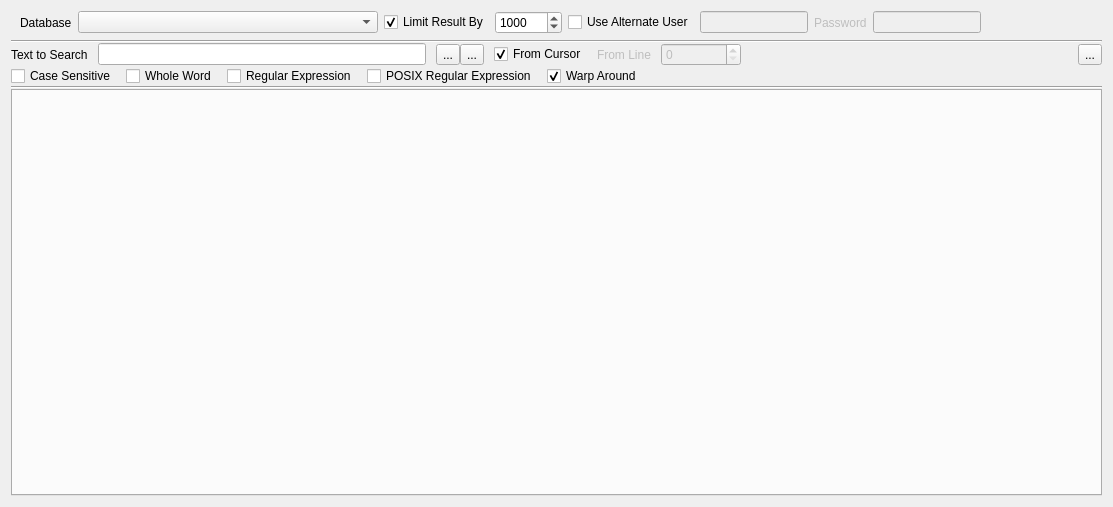
marcotcal/PG-DBA-Tools, file GUI/pgdbatool/sqltool.ui: the form before one commit.
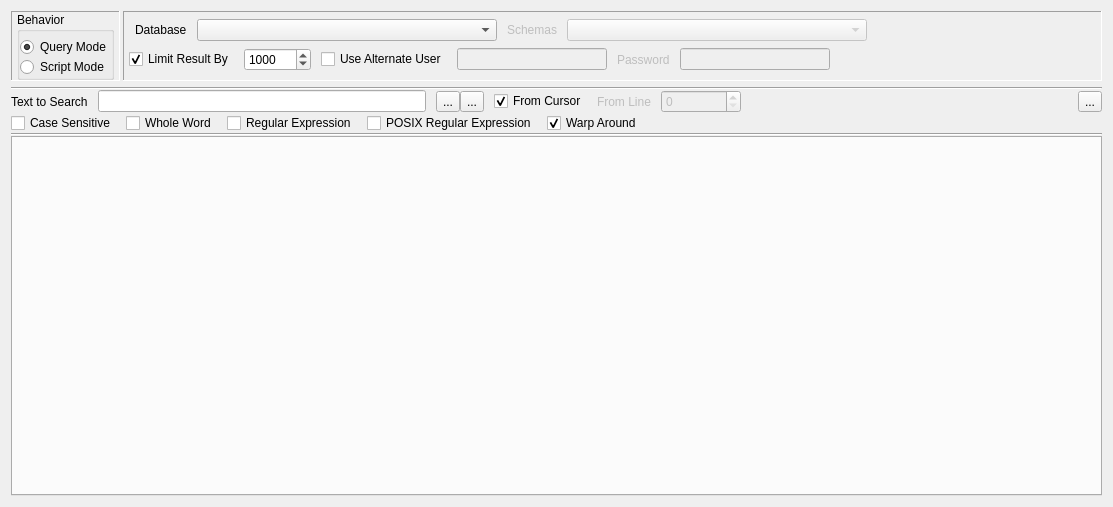
The form after the commit. Icons and pictures are not drawn.

Commit message: Modifying SQL Tool

```diff
--- a/GUI/pgdbatool/sqltool.ui
+++ b/GUI/pgdbatool/sqltool.ui
@@ -22,18 +22,142 @@
   <layout class="QVBoxLayout" name="verticalLayout_2">
    <item>
     <widget class="QFrame" name="frame">
+     <property name="sizePolicy">
+      <sizepolicy hsizetype="Preferred" vsizetype="Minimum">
+       <horstretch>0</horstretch>
+       <verstretch>0</verstretch>
+      </sizepolicy>
+     </property>
      <property name="frameShape">
       <enum>QFrame::NoFrame</enum>
      </property>
      <property name="frameShadow">
       <enum>QFrame::Raised</enum>
      </property>
-     <layout class="QHBoxLayout" name="horizontalLayout" stretch="0,0,0,0,0,0,0,0,1,0,0">
+     <layout class="QHBoxLayout" name="horizontalLayout" stretch="0,1">
+      <property name="spacing">
+       <number>3</number>
+      </property>
+      <property name="leftMargin">
+       <number>0</number>
+      </property>
       <property name="topMargin">
        <number>0</number>
       </property>
+      <property name="rightMargin">
+       <number>0</number>
+      </property>
       <property name="bottomMargin">
        <number>0</number>
+      </property>
+      <item>
+       <widget class="QFrame" name="frame_2">
+        <property name="minimumSize">
+         <size>
+          <width>20</width>
+          <height>0</height>
+         </size>
+        </property>
+        <property name="frameShape">
+         <enum>QFrame::Panel</enum>
+        </property>
+        <property name="frameShadow">
+         <enum>QFrame::Sunken</enum>
+        </property>
+        <layout class="QVBoxLayout" name="verticalLayout_4">
+         <property name="spacing">
+          <number>0</number>
+         </property>
+         <property name="leftMargin">
+          <number>5</number>
+         </property>
+         <property name="topMargin">
+          <number>0</number>
+         </property>
+         <property name="rightMargin">
+          <number>5</number>
+         </property>
+         <property name="bottomMargin">
+          <number>0</number>
+         </property>
+         <item>
+          <widget class="QGroupBox" name="groupBox">
+           <property name="title">
+            <string>Behavior</string>
+           </property>
+           <property name="flat">
+            <bool>false</bool>
+           </property>
+           <layout class="QVBoxLayout" name="verticalLayout_5">
+            <property name="spacing">
+             <number>0</number>
+            </property>
+            <property name="leftMargin">
+             <number>0</number>
+            </property>
+            <property name="topMargin">
+             <number>5</number>
+            </property>
+            <property name="rightMargin">
+             <number>0</number>
+            </property>
+            <property name="bottomMargin">
+             <number>0</number>
+            </property>
+            <item>
+             <widget class="QRadioButton" name="radioButton">
+              <property name="text">
+               <string>Query Mode</string>
+              </property>
+              <property name="checked">
+               <bool>true</bool>
+              </property>
+             </widget>
+            </item>
+            <item>
+             <widget class="QRadioButton" name="radioButton_2">
+              <property name="text">
+               <string>Script Mode</string>
+              </property>
+             </widget>
+            </item>
+           </layout>
+          </widget>
+         </item>
+        </layout>
+       </widget>
+      </item>
+      <item>
+       <widget class="QFrame" name="frame_3">
+        <property name="frameShape">
+         <enum>QFrame::Panel</enum>
+        </property>
+        <property name="frameShadow">
+         <enum>QFrame::Sunken</enum>
+        </property>
+        <layout class="QVBoxLayout" name="verticalLayout_6">
+         <property name="spacing">
+          <number>0</number>
+         </property>
+         <property name="leftMargin">
+          <number>5</number>
+         </property>
+         <property name="topMargin">
+          <number>0</number>
+         </property>
+         <property name="rightMargin">
+          <number>5</number>
+         </property>
+         <property name="bottomMargin">
+          <number>0</number>
+         </property>
+         <item>
+          <layout class="QHBoxLayout" name="horizontalLayout_6" stretch="0,0,0,0,1">
+           <property name="spacing">
+            <number>10</number>
+           </property>
+           <property name="leftMargin">
+            <number>6</number>
       </property>
       <item>
        <widget class="QLabel" name="label">
@@ -59,6 +183,52 @@
        </widget>
       </item>
       <item>
+            <widget class="QLabel" name="lb_schema">
+             <property name="enabled">
+              <bool>false</bool>
+             </property>
+             <property name="text">
+              <string>Schemas</string>
+             </property>
+            </widget>
+           </item>
+           <item>
+            <widget class="QComboBox" name="schema_list">
+             <property name="enabled">
+              <bool>false</bool>
+             </property>
+             <property name="minimumSize">
+              <size>
+               <width>300</width>
+               <height>0</height>
+              </size>
+             </property>
+            </widget>
+           </item>
+           <item>
+            <spacer name="horizontalSpacer">
+             <property name="orientation">
+              <enum>Qt::Horizontal</enum>
+             </property>
+             <property name="sizeHint" stdset="0">
+              <size>
+               <width>40</width>
+               <height>20</height>
+              </size>
+             </property>
+            </spacer>
+           </item>
+          </layout>
+         </item>
+         <item>
+          <layout class="QHBoxLayout" name="horizontalLayout_5" stretch="0,0,0,0,0,0,0,1,0">
+           <property name="spacing">
+            <number>10</number>
+           </property>
+           <property name="leftMargin">
+            <number>0</number>
+           </property>
+           <item>
        <widget class="QCheckBox" name="limit_result">
         <property name="sizePolicy">
          <sizepolicy hsizetype="Minimum" vsizetype="Fixed">
@@ -102,6 +272,12 @@
         <property name="enabled">
          <bool>false</bool>
         </property>
+             <property name="maximumSize">
+              <size>
+               <width>150</width>
+               <height>16777215</height>
+              </size>
+             </property>
        </widget>
       </item>
       <item>
@@ -122,13 +298,19 @@
         <property name="enabled">
          <bool>false</bool>
         </property>
+             <property name="maximumSize">
+              <size>
+               <width>150</width>
+               <height>16777215</height>
+              </size>
+             </property>
         <property name="echoMode">
          <enum>QLineEdit::Password</enum>
         </property>
        </widget>
       </item>
       <item>
-       <spacer name="horizontalSpacer">
+            <spacer name="horizontalSpacer_4">
         <property name="orientation">
          <enum>Qt::Horizontal</enum>
         </property>
@@ -140,25 +322,6 @@
         </property>
        </spacer>
       </item>
-      <item>
-       <widget class="QWidget" name="led_transaction" native="true">
-        <property name="minimumSize">
-         <size>
-          <width>12</width>
-          <height>12</height>
-         </size>
-        </property>
-        <property name="maximumSize">
-         <size>
-          <width>12</width>
-          <height>12</height>
-         </size>
-        </property>
-        <property name="styleSheet">
-         <string notr="true"/>
-        </property>
-       </widget>
-      </item>
       <item>
        <widget class="QWidget" name="led_connected" native="true">
         <property name="minimumSize">
@@ -176,6 +339,30 @@
         <property name="toolTipDuration">
          <number>-9</number>
         </property>
+            </widget>
+           </item>
+           <item>
+            <widget class="QWidget" name="led_transaction" native="true">
+             <property name="minimumSize">
+              <size>
+               <width>12</width>
+               <height>12</height>
+              </size>
+             </property>
+             <property name="maximumSize">
+              <size>
+               <width>12</width>
+               <height>12</height>
+              </size>
+             </property>
+             <property name="styleSheet">
+              <string notr="true"/>
+             </property>
+            </widget>
+           </item>
+          </layout>
+         </item>
+        </layout>
        </widget>
       </item>
      </layout>
```
Lines whose indentation alone changed are shown as unchanged.
